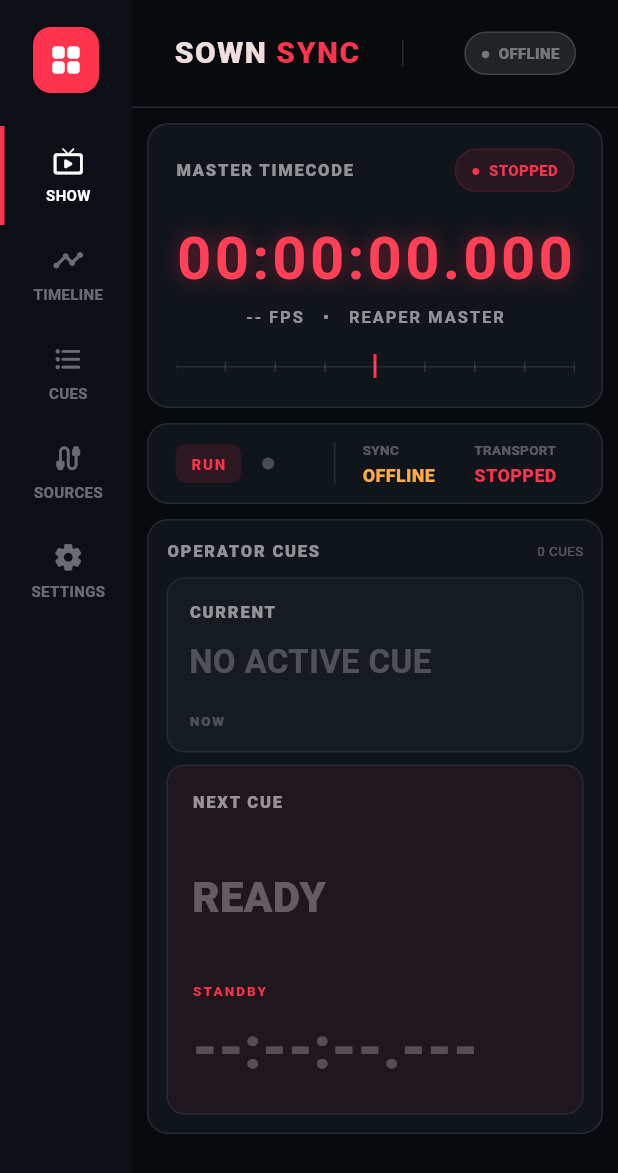
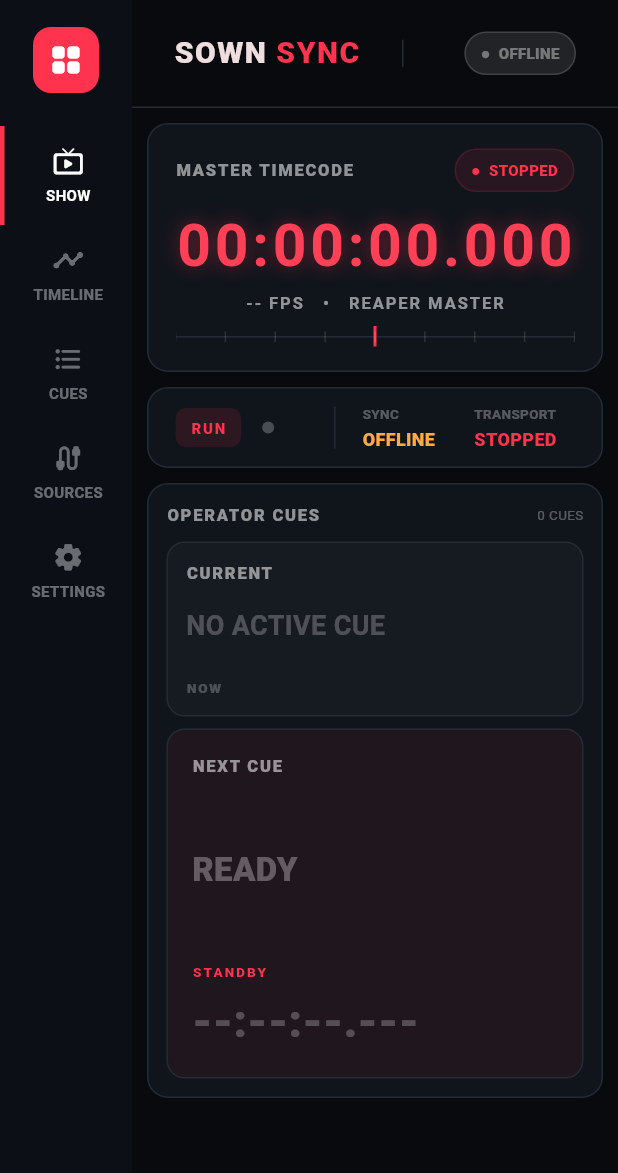
Before and after one commit to DinhSonFE/SownSync, a Flutter app: the screen it shows after launch, on a phone screen of 412 x 824 dp. Shown: the top 1173 px of the screen. Run offline on Flutter 3.47's test engine with Material 3 defaults, Android fonts, the phone set to English and light mode, and no system bars; missing offline and left inert: dart:ffi; Roboto replaces fonts that are missing (Arial, Cascadia Mono).

Commit message:
V0.6.1 hotfix 6: fix 1080p operator UI overflows and rebalance layout

```diff
--- a/flutter_app/lib/main.dart
+++ b/flutter_app/lib/main.dart
@@ -78,7 +78,7 @@ class _WorkspaceState extends State<Workspace>{
  Widget _show() {
    return LayoutBuilder(builder: (context, constraints) {
      final narrow = constraints.maxWidth < 760;
-     final compact = constraints.maxWidth < 1180 || constraints.maxHeight < 720;
+     final compact = constraints.maxWidth < 1180 || constraints.maxHeight < 900;
      final wide = constraints.maxWidth >= 1400;
      if (narrow) {
        return SingleChildScrollView(
@@ -111,7 +111,7 @@ class _WorkspaceState extends State<Workspace>{
    final tcColor = playing ? Colors.greenAccent : paused ? Colors.orangeAccent : kRed;
    final fpsText = fps > 0 ? fps.toStringAsFixed(2) : '--';
    return Container(
-     height: compact ? 190 : wide ? 235 : 215,
+     height: compact ? 166 : wide ? 205 : 190,
      padding: EdgeInsets.fromLTRB(compact ? 18 : 28, 16, compact ? 18 : 28, 14),
      decoration: _box(),
      child: Column(children: [
@@ -123,7 +123,7 @@ class _WorkspaceState extends State<Workspace>{
        const Spacer(),
        FittedBox(
          fit: BoxFit.scaleDown,
-         child: Text(clock(pos), style: TextStyle(fontFamily: 'Cascadia Mono', fontSize: compact ? 76 : wide ? 116 : 96, fontWeight: FontWeight.w600, color: const Color(0xFFFF4057), letterSpacing: wide ? 6 : 4, fontFeatures: const [FontFeature.tabularFigures()], shadows: const [Shadow(color: Color(0x66FF334D), blurRadius: 16)])),
+         child: Text(clock(pos), style: TextStyle(fontFamily: 'Cascadia Mono', fontSize: compact ? 64 : wide ? 104 : 86, fontWeight: FontWeight.w600, color: const Color(0xFFFF4057), letterSpacing: wide ? 6 : 4, fontFeatures: const [FontFeature.tabularFigures()], shadows: const [Shadow(color: Color(0x66FF334D), blurRadius: 16)])),
        ),
        const SizedBox(height: 2),
        Text('$fpsText FPS   •   $source MASTER', style: TextStyle(color: Colors.white54, fontSize: wide ? 13 : 11, fontWeight: FontWeight.w600, letterSpacing: 1.3)),
@@ -135,11 +135,11 @@ class _WorkspaceState extends State<Workspace>{
 
  Widget _timeline() {
    return LayoutBuilder(builder: (context, constraints) => SizedBox(
-     height: 22,
+     height: 16,
      child: Stack(children: [
-       Positioned(top: 9, left: 0, right: 0, child: Container(height: 1, color: kLine)),
-       Positioned(top: 1, left: constraints.maxWidth * .5 - 1, child: Container(width: 2, height: 16, color: kRed)),
-       ...List.generate(9, (i) => Positioned(left: constraints.maxWidth * i / 8 - .5, top: 6, child: Container(width: 1, height: 7, color: Colors.white12))),
+       Positioned(top: 7, left: 0, right: 0, child: Container(height: 1, color: kLine)),
+       Positioned(top: 0, left: constraints.maxWidth * .5 - 1, child: Container(width: 2, height: 14, color: kRed)),
+       ...List.generate(9, (i) => Positioned(left: constraints.maxWidth * i / 8 - .5, top: 4, child: Container(width: 1, height: 7, color: Colors.white12))),
      ]),
    ));
  }
@@ -234,12 +234,12 @@ class _WorkspaceState extends State<Workspace>{
 
  Widget _currentCard(bool compact) {
    return Container(
-     padding: EdgeInsets.all(compact ? 14 : 18),
+     padding: EdgeInsets.all(compact ? 12 : 18),
      decoration: BoxDecoration(color: Colors.white.withValues(alpha: .025), borderRadius: BorderRadius.circular(12), border: Border.all(color: kLine)),
      child: Column(crossAxisAlignment: CrossAxisAlignment.start, children: [
        Row(children: [_label('CURRENT'), const Spacer(), if (current != null) _pill(current!.department.isEmpty ? 'CUE' : current!.department, Colors.white54)]),
        const Spacer(),
-       Text(current?.name ?? 'NO ACTIVE CUE', maxLines: 2, overflow: TextOverflow.ellipsis, style: TextStyle(fontSize: compact ? 22 : 30, fontWeight: FontWeight.w700, color: current == null ? Colors.white24 : Colors.white)),
+       Text(current?.name ?? 'NO ACTIVE CUE', maxLines: 2, overflow: TextOverflow.ellipsis, style: TextStyle(fontSize: compact ? 18 : 30, fontWeight: FontWeight.w700, color: current == null ? Colors.white24 : Colors.white)),
        const SizedBox(height: 7),
        if (current != null) Text('#${current!.id}   ${clock(current!.timeNs)}', style: const TextStyle(color: Colors.white38, fontSize: 10, fontFeatures: [FontFeature.tabularFigures()])),
        const Spacer(),
@@ -264,7 +264,7 @@ class _WorkspaceState extends State<Workspace>{
          if (has) _pill(next!.department.isEmpty ? 'CUE' : next!.department, kRed),
        ]),
        const Spacer(),
-       Text(has ? next!.name : 'READY', maxLines: 2, overflow: TextOverflow.ellipsis, style: TextStyle(fontSize: compact ? 28 : 38, height: 1.05, fontWeight: FontWeight.w800, color: has ? Colors.white : Colors.white30)),
+       Text(has ? next!.name : 'READY', maxLines: 2, overflow: TextOverflow.ellipsis, style: TextStyle(fontSize: compact ? 22 : 32, height: 1.05, fontWeight: FontWeight.w800, color: has ? Colors.white : Colors.white30)),
        if (has) ...[
          const SizedBox(height: 8),
          Text('#${next!.id}   ${clock(next!.timeNs)}', style: const TextStyle(color: Colors.white38, fontSize: 11, fontFeatures: [FontFeature.tabularFigures()])),
@@ -275,7 +275,7 @@ class _WorkspaceState extends State<Workspace>{
        FittedBox(
          fit: BoxFit.scaleDown,
          alignment: Alignment.centerLeft,
-         child: Text(has ? clock(countdown) : '--:--:--.---', style: TextStyle(fontSize: compact ? 38 : 54, fontWeight: FontWeight.w900, color: has ? kRed : Colors.white24, fontFeatures: const [FontFeature.tabularFigures()])),
+         child: Text(has ? clock(countdown) : '--:--:--.---', style: TextStyle(fontSize: compact ? 30 : 44, fontWeight: FontWeight.w900, color: has ? kRed : Colors.white24, fontFeatures: const [FontFeature.tabularFigures()])),
        ),
      ]),
    );
```
